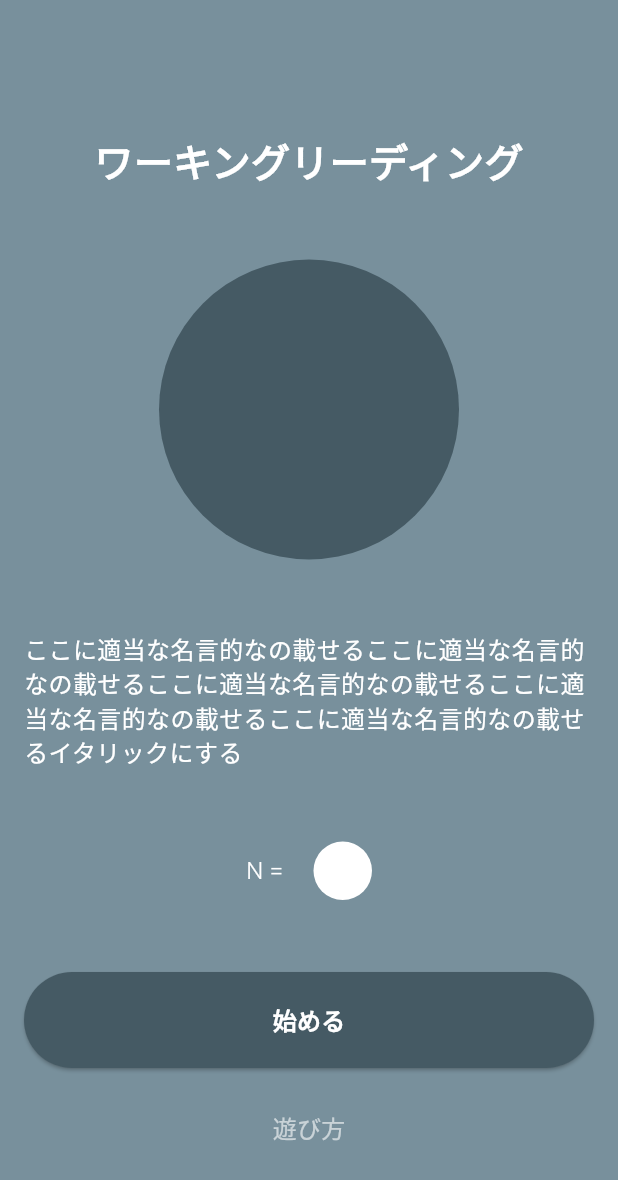
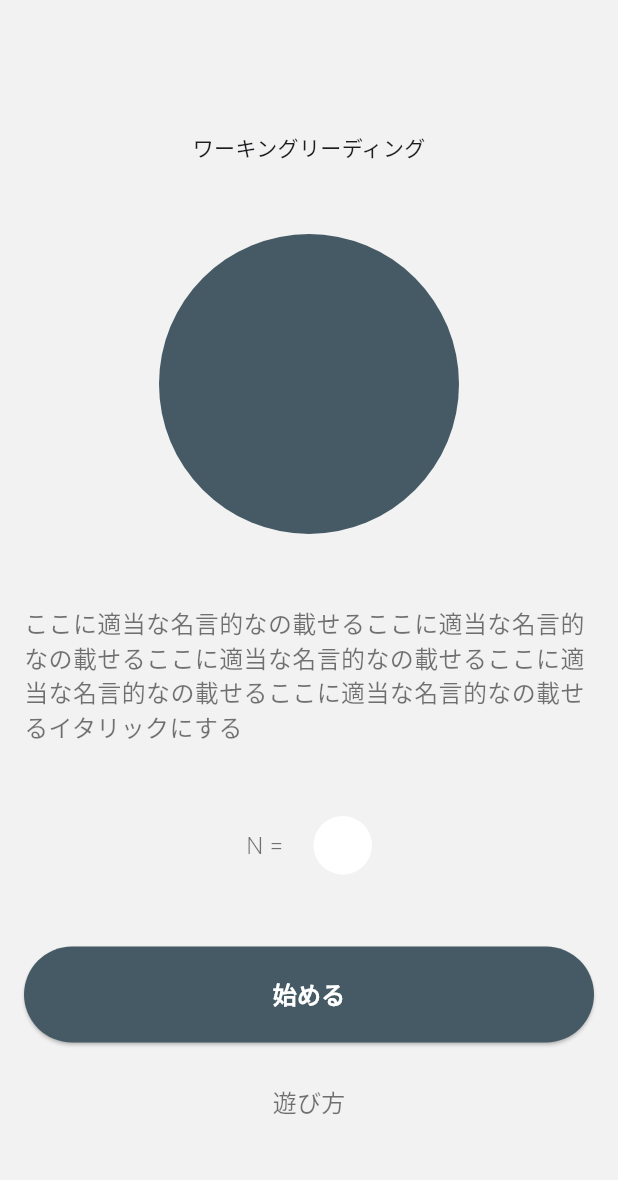
Before and after one commit to natsuki120/working_reading, a Flutter app: the screen it shows after launch, on a phone screen of 412 x 824 dp. Shown: the top 1180 px of the screen. Run offline on Flutter 3.47's test engine with Material 2 defaults, Android fonts, the light colour scheme and no system bars; our stand-ins replace freezed_annotation.

Commit message:
update: 背景色を変更、文字の透明度をそれぞれ指定

```diff
--- a/lib/color_config.dart
+++ b/lib/color_config.dart
@@ -4,11 +4,9 @@ import 'package:flutter/cupertino.dart';
 
 const Color primary = Color(0xff455a64);
 
-const Color primaryPale = Color(0xff78909c);
-
 const Color secondary = Color(0xff8b6e60);
 
-const Color white = Color(0xffFFFFFF);
+const Color white = Color(0xffffffff);
 
 const Color black = Color(0xff000000);
 
@@ -17,6 +15,8 @@ const Color black = Color(0xff000000);
 const Color backgroundWhite = Color(0xffFF4F4);
 
 const Color backgroundBlack = Color(0xff111414);
+
+const Color backgroundColor = Color(0xfff2f2f2);
 
 // Surface Color
 
@@ -32,23 +32,21 @@ const Color onSurface = Color(0xff201A19);
 
 // Text&Icon
 
-const Color highEmphasis = Color(0xff111414);
+Color blackPrimary = black.withOpacity(0.87);
 
-Color midEmphasis = Color(0xff12181A).withOpacity(0.7);
+Color blackSecondary = black.withOpacity(0.54);
 
-Color lowEmphasis = Color(0xff12181A).withOpacity(0.5);
+Color blackIcon = black.withOpacity(0.38);
 
-const Color disabledOnlyText = Color(0xff12181A4D);
+Color blackDisabled = blackIcon;
 
-const Color accentPrimary = Color(0xff2B5B64);
+Color whitePrimary = white;
 
-const Color accentSecondary = Color(0xffC87149);
+Color whiteSecondary = white.withOpacity(0.7);
 
-const Color link = Color(0xff0071CC);
+Color whiteDisabled = white.withOpacity(0.5);
 
-const Color disabled = Color(0xff12181A66);
-
-const Color onPrimary = Color(0xffffffff);
+Color whiteIcon = whiteDisabled;
 
 // Border
 
--- a/lib/page/top_page.dart
+++ b/lib/page/top_page.dart
@@ -9,16 +9,16 @@ class TopPage extends StatelessWidget {
   @override
   Widget build(BuildContext context) {
     return Scaffold(
-      backgroundColor: primaryPale,
+      backgroundColor: backgroundColor,
       appBar: AppBar(
-        backgroundColor: primaryPale,
+        backgroundColor: backgroundColor,
       ),
       body: Padding(
         padding: const EdgeInsets.all(16),
         child: Column(
           children: [
             const SizedBox(height: 16),
-            Text('ワーキングリーディング', style: header(white)),
+            Text('ワーキングリーディング', style: headerRegular(blackPrimary)),
             const SizedBox(height: 32),
             const SizedBox(height: 16),
             Container(
@@ -31,7 +31,7 @@ class TopPage extends StatelessWidget {
             const SizedBox(height: 48),
             Text(
               'ここに適当な名言的なの載せるここに適当な名言的なの載せるここに適当な名言的なの載せるここに適当な名言的なの載せるここに適当な名言的なの載せるイタリックにする',
-              style: bodyRegular(white),
+              style: bodyRegular(blackSecondary),
             ),
             const SizedBox(height: 48),
             Row(
@@ -39,7 +39,7 @@ class TopPage extends StatelessWidget {
               children: [
                 Text(
                   'N = ',
-                  style: bodyRegular(white),
+                  style: bodyRegular(blackSecondary),
                 ),
                 const SizedBox(width: 16),
                 Container(
@@ -60,11 +60,11 @@ class TopPage extends StatelessWidget {
                 style: ButtonStyle(
                   backgroundColor: MaterialStateProperty.all(primary),
                 ),
-                onPressed: () => Navigator.push(
-                    context, MaterialPageRoute(builder: (_) => TrainingPage())),
+                onPressed: () => Navigator.push(context,
+                    MaterialPageRoute(builder: (_) => const TrainingPage())),
                 child: Text(
                   '始める',
-                  style: bodyBold(white),
+                  style: bodyBold(whitePrimary),
                 ),
               ),
             ),
@@ -73,9 +73,7 @@ class TopPage extends StatelessWidget {
               onPressed: () {},
               child: Text(
                 '遊び方',
-                style: bodyRegular(
-                  white.withOpacity(0.6),
-                ),
+                style: bodyRegular(blackSecondary),
               ),
             ),
           ],
```
Also changed, not shown: lib/page/training_page.dart (+5 -5 lines).
